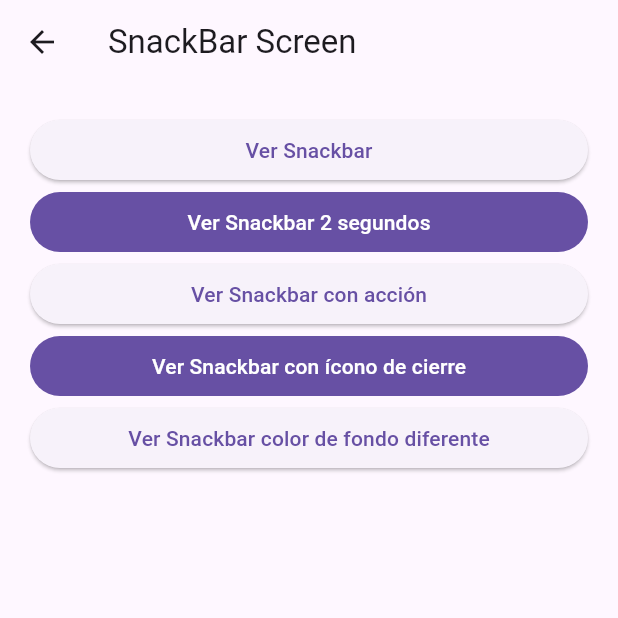
After one commit to jaimetellezb/flutter_widgets_app, a Flutter app: the SnackBarScreen screen opened by its route, on a phone screen of 412 x 824 dp, the top half of it. The commit adds this screen. Run offline on Flutter 3.47's test engine with Material 3 defaults, Android fonts, the phone set to English and light mode, and no system bars; our stand-ins replace go_router.

Commit message:
SnackBar widget

```diff
--- a/lib/configs/constants/constants.dart
+++ b/lib/configs/constants/constants.dart
@@ -33,6 +33,11 @@ enum RouteProperties {
     name: 'badge-screen',
     path: 'badge',
     label: 'Insignias',
+  ),
+  snackBarScreen(
+    name: 'snackbar-screen',
+    path: 'snackbar',
+    label: 'SnackBars',
   );
 
   final String name;
--- a/lib/configs/router/app_router.dart
+++ b/lib/configs/router/app_router.dart
@@ -1,5 +1,6 @@
 import 'package:flutter_widgets_app/configs/configs.dart';
 import 'package:flutter_widgets_app/screens/screens.dart';
+import 'package:flutter_widgets_app/screens/snackbar_screen.dart';
 import 'package:go_router/go_router.dart';
 
 final appRouter = GoRouter(
@@ -40,6 +41,11 @@ final appRouter = GoRouter(
           path: RouteProperties.badgeScreen.path,
           builder: (context, state) => const BadgeScreen(),
         ),
+        GoRoute(
+          name: RouteProperties.snackBarScreen.name,
+          path: RouteProperties.snackBarScreen.path,
+          builder: (context, state) => const SnackBarScreen(),
+        ),
       ],
     ),
   ],
--- a/lib/configs/wigdet_category.dart
+++ b/lib/configs/wigdet_category.dart
@@ -44,4 +44,9 @@ final categoryList = <WidgetCategory>[
     path: RouteProperties.badgeScreen.path,
     icon: Icons.notifications,
   ),
+  WidgetCategory(
+    title: RouteProperties.snackBarScreen.label,
+    path: RouteProperties.snackBarScreen.path,
+    icon: Icons.messenger_outline_outlined,
+  ),
 ];
--- /dev/null
+++ b/lib/screens/snackbar_screen.dart
@@ -0,0 +1,98 @@
+import 'package:flutter/material.dart';
+
+class SnackBarScreen extends StatefulWidget {
+  const SnackBarScreen({super.key});
+
+  @override
+  State<SnackBarScreen> createState() => _SnackBarScreenState();
+}
+
+class _SnackBarScreenState extends State<SnackBarScreen> {
+  bool showAction = false;
+  String message = 'Mensaje activado desde una acción de SnackBar';
+
+  @override
+  Widget build(BuildContext context) {
+    return Scaffold(
+      appBar: AppBar(
+        title: const Text('SnackBar Screen'),
+      ),
+      body: ListView(
+        padding: const EdgeInsets.all(20),
+        children: [
+          ElevatedButton(
+            onPressed: () {
+              ScaffoldMessenger.of(context).showSnackBar(
+                const SnackBar(
+                  content: Text('Barra de mensajes por defecto'),
+                ),
+              );
+            },
+            child: const Text('Ver Snackbar'),
+          ),
+          FilledButton(
+            onPressed: () {
+              ScaffoldMessenger.of(context).showSnackBar(
+                const SnackBar(
+                  content: Text('Mensaje que demora 2 segundos'),
+                  duration: Duration(seconds: 2),
+                ),
+              );
+            },
+            child: const Text('Ver Snackbar 2 segundos'),
+          ),
+          ElevatedButton(
+            onPressed: () {
+              ScaffoldMessenger.of(context).showSnackBar(
+                SnackBar(
+                  content: const Text('Barra de mensajes'),
+                  action: SnackBarAction(
+                      label: 'Imprimir',
+                      onPressed: () {
+                        setState(() {
+                          showAction = !showAction;
+                        });
+                      }),
+                ),
+              );
+            },
+            child: const Text('Ver Snackbar con acción'),
+          ),
+          FilledButton(
+            onPressed: () {
+              ScaffoldMessenger.of(context).showSnackBar(
+                const SnackBar(
+                  content: Text('Mensaje con ícono de cierre'),
+                  showCloseIcon: true,
+                ),
+              );
+            },
+            child: const Text('Ver Snackbar con ícono de cierre'),
+          ),
+          ElevatedButton(
+            onPressed: () {
+              ScaffoldMessenger.of(context).showSnackBar(
+                const SnackBar(
+                  content: Text('Mensaje con color de fondo verde'),
+                  showCloseIcon: true,
+                  backgroundColor: Colors.green,
+                ),
+              );
+            },
+            child: const Text('Ver Snackbar color de fondo diferente'),
+          ),
+          const SizedBox(
+            height: 20,
+          ),
+          if (showAction)
+            Center(
+              child: Text(
+                message,
+                style: Theme.of(context).textTheme.titleMedium,
+              ),
+            ),
+        ],
+      ),
+    );
+  }
+}
```
